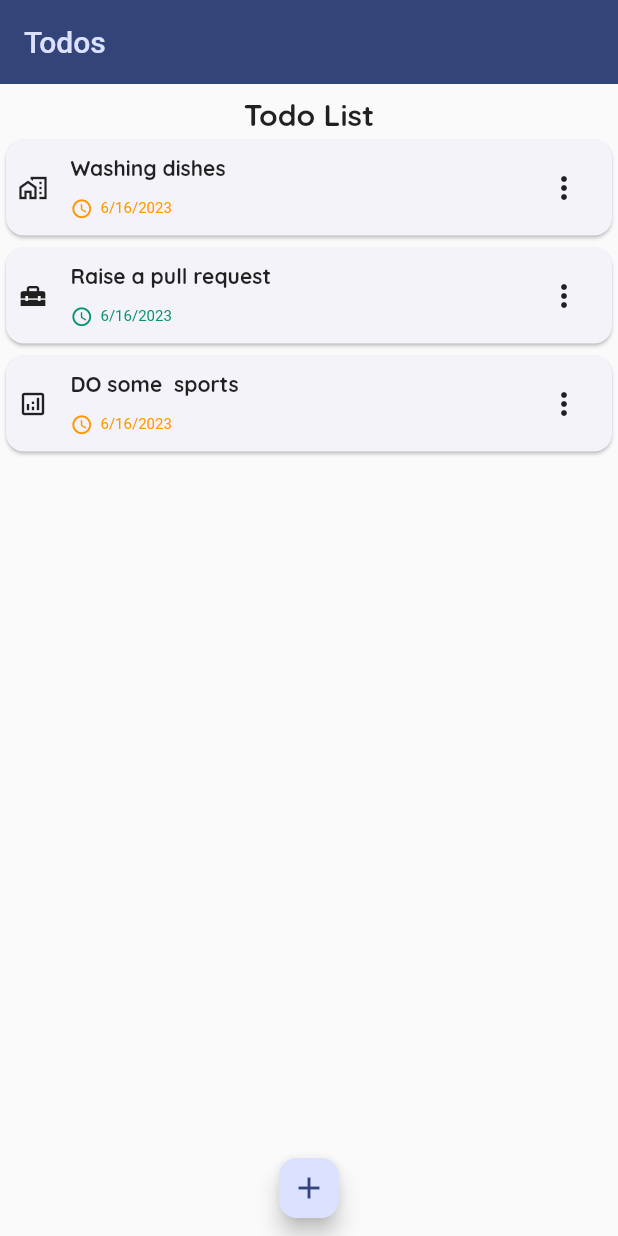
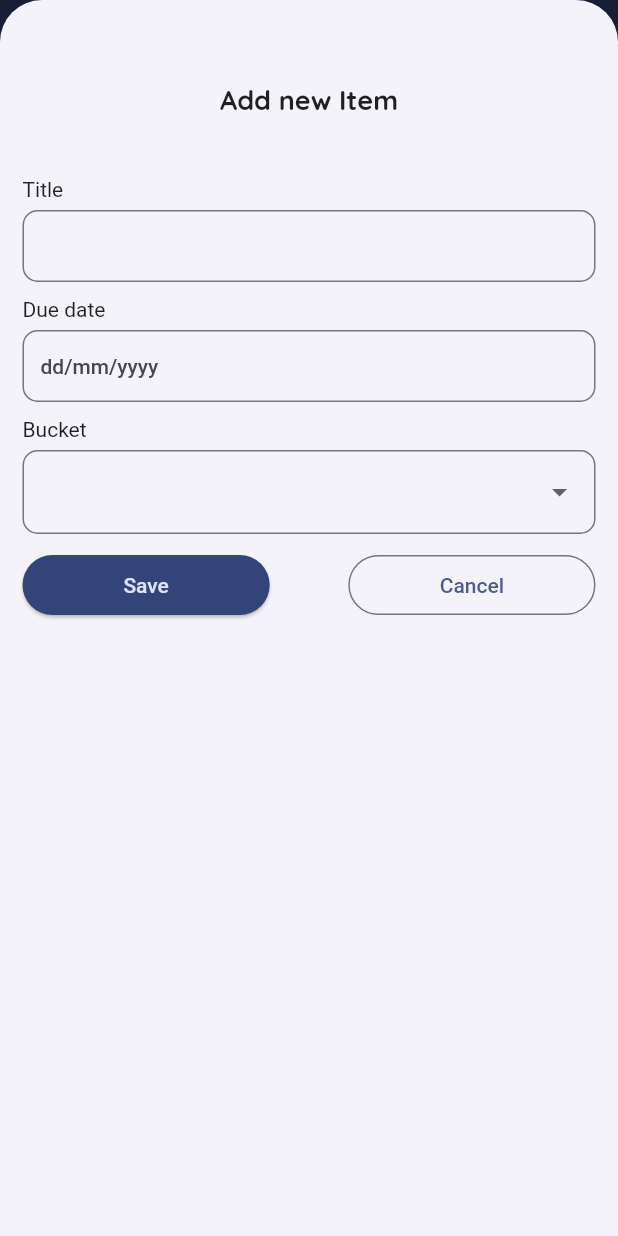
Before and after one commit to muhireheir/todo-flutter, a Flutter app: the screen it shows after launch, after a tap on the "add" icon, on a phone screen of 412 x 824 dp. Run offline on Flutter 3.47's test engine with Material 2 defaults, Android fonts, the phone set to English and light mode, and no system bars; our stand-ins replace google_fonts.

Commit message:
adding form

```diff
--- a/lib/main.dart
+++ b/lib/main.dart
@@ -12,6 +12,14 @@ void main() {
       appBarTheme: const AppBarTheme().copyWith(
           backgroundColor: kTodoColorScheme.onPrimaryContainer,
           foregroundColor: kTodoColorScheme.primaryContainer),
+      elevatedButtonTheme: ElevatedButtonThemeData(
+        style: ElevatedButton.styleFrom().copyWith(
+            backgroundColor: MaterialStatePropertyAll<Color>(
+              kTodoColorScheme.onPrimaryContainer,
+            ),
+            foregroundColor:
+                MaterialStatePropertyAll(kTodoColorScheme.secondaryContainer)),
+      ),
     ),
     home: const Todos(),
   ));
--- a/lib/todos.dart
+++ b/lib/todos.dart
@@ -1,12 +1,52 @@
 import 'package:flutter/material.dart';
 import 'package:google_fonts/google_fonts.dart';
+import 'package:todo/models/todo.dart';
+import 'package:todo/widgets/form.dart';
 import 'package:todo/widgets/todo_items.dart';
 
-class Todos extends StatelessWidget {
+class Todos extends StatefulWidget {
   const Todos({super.key});
 
   @override
+  State<Todos> createState() => _TodosState();
+}
+
+class _TodosState extends State<Todos> {
+  late List<Todo> todoList;
+  @override
+  void initState() {
+    todoList = [
+      Todo(
+        title: 'Washing dishes',
+        dueDate: DateTime.now(),
+        bucket: Bucket.home,
+        isCompleted: false,
+      ),
+      Todo(
+        title: 'Raise a pull request',
+        dueDate: DateTime.now(),
+        bucket: Bucket.work,
+        isCompleted: true,
+      ),
+      Todo(
+          title: 'DO some  sports',
+          dueDate: DateTime.now(),
+          bucket: Bucket.others,
+          isCompleted: false),
+    ];
+    super.initState();
+  }
+
+  @override
   Widget build(BuildContext context) {
+    void showTaskForm() {
+      showModalBottomSheet(
+        isScrollControlled: true,
+        context: context,
+        builder: (ctx) => const ItemsForm(),
+      );
+    }
+
     return Scaffold(
       appBar: AppBar(
         title: const Text('Todos'),
@@ -27,10 +67,12 @@ class Todos extends StatelessWidget {
                 )
               ],
             ),
-            const TodoItems(),
+            TodoItems(
+              items: todoList,
+            ),
             FloatingActionButton(
               mini: true,
-              onPressed: () {},
+              onPressed: showTaskForm,
               child: const Icon(Icons.add),
             ),
           ],
--- /dev/null
+++ b/lib/widgets/form.dart
@@ -0,0 +1,97 @@
+import 'package:flutter/material.dart';
+import 'package:google_fonts/google_fonts.dart';
+import 'package:todo/widgets/form_controlls/date_picker.dart';
+import 'package:todo/widgets/form_controlls/selectbox.dart';
+import 'package:todo/widgets/form_controlls/input_field.dart';
+
+class ItemsForm extends StatefulWidget {
+  const ItemsForm({super.key});
+
+  @override
+  State<ItemsForm> createState() => _ItemsFormState();
+}
+
+class _ItemsFormState extends State<ItemsForm> {
+  final _formKey = GlobalKey<FormState>();
+
+  Map<String, dynamic> formData = {};
+
+  void handleChange(String label, dynamic value) {
+    formData[label] = value;
+  }
+
+  @override
+  Widget build(BuildContext context) {
+    var width = MediaQuery.of(context).size.width;
+    void closeFormModal() {
+      Navigator.pop(context);
+    }
+
+    void submitForm() {
+      if (_formKey.currentState!.validate()) {
+        print(formData);
+      }
+    }
+
+    return SizedBox(
+      height: double.infinity,
+      child: Padding(
+        padding: const EdgeInsets.all(15),
+        child: Form(
+          key: _formKey,
+          child: Column(
+            children: [
+              const SizedBox(
+                height: 40,
+              ),
+              Text(
+                'Add new Item',
+                style: GoogleFonts.quicksand(
+                  fontSize: 18,
+                  fontWeight: FontWeight.bold,
+                ),
+              ),
+              const SizedBox(
+                height: 40,
+              ),
+              InputField(
+                label: 'Title',
+                onChange: handleChange,
+                name: 'title',
+              ),
+              DateField(
+                label: 'Due date',
+                name: 'dueDates',
+                onChange: handleChange,
+              ),
+              SelectBox(
+                label: 'Bucket',
+                name: 'bucket',
+                onChange: handleChange,
+              ),
+              Row(
+                children: [
+                  SizedBox(
+                    width: width * 0.4,
+                    child: ElevatedButton(
+                      onPressed: submitForm,
+                      child: const Text('Save'),
+                    ),
+                  ),
+                  const Spacer(),
+                  SizedBox(
+                    width: width * 0.4,
+                    child: OutlinedButton(
+                      onPressed: closeFormModal,
+                      child: const Text('Cancel'),
+                    ),
+                  )
+                ],
+              )
+            ],
+          ),
+        ),
+      ),
+    );
+  }
+}
--- /dev/null
+++ b/lib/widgets/form_controlls/date_picker.dart
@@ -0,0 +1,74 @@
+// import 'package:flutter/cupertino.dart';
+
+import 'package:flutter/material.dart';
+import 'package:intl/intl.dart';
+
+var dateFormatter = DateFormat.yMd();
+
+class DateField extends StatefulWidget {
+  const DateField({
+    super.key,
+    required this.label,
+    required this.name,
+    required this.onChange,
+  });
+  final String label;
+  final String name;
+  final void Function(String label, String value) onChange;
+
+  @override
+  State<DateField> createState() => _DateFieldState();
+}
+
+class _DateFieldState extends State<DateField> {
+  var dateInputController = TextEditingController();
+
+  void onTap() async {
+    var now = DateTime.now();
+    var firstDate = DateTime(now.year, now.month, now.day);
+    var pickedDate = await showDatePicker(
+      context: context,
+      initialDate: now,
+      firstDate: firstDate,
+      lastDate: DateTime(now.year + 50),
+    );
+    setState(() {
+      dateInputController.text = dateFormatter.format(pickedDate!);
+      widget.onChange(widget.name, dateInputController.text);
+    });
+  }
+
+  @override
+  Widget build(BuildContext context) {
+    return Column(
+      crossAxisAlignment: CrossAxisAlignment.start,
+      children: [
+        Text(widget.label),
+        const SizedBox(
+          height: 6,
+        ),
+        TextFormField(
+          controller: dateInputController,
+          onTap: onTap,
+          readOnly: true,
+          decoration: const InputDecoration(
+            hintText: 'dd/mm/yyyy',
+            border: OutlineInputBorder(
+              gapPadding: 0,
+              borderRadius: BorderRadius.all(
+                Radius.circular(10),
+              ),
+            ),
+          ),
+          validator: (value) {
+            if (value == null || value.trim().isEmpty) {
+              return '${widget.label} is required';
+            }
+            return null;
+          },
+        ),
+        const SizedBox(height: 10)
+      ],
+    );
+  }
+}
--- /dev/null
+++ b/lib/widgets/form_controlls/input_field.dart
@@ -0,0 +1,47 @@
+// import 'package:flutter/cupertino.dart';
+
+import 'package:flutter/material.dart';
+
+class InputField extends StatelessWidget {
+  const InputField(
+      {super.key,
+      required this.label,
+      required this.name,
+      required this.onChange});
+  final String label;
+  final String name;
+  final void Function(String label, String value) onChange;
+
+  @override
+  Widget build(BuildContext context) {
+    return Column(
+      crossAxisAlignment: CrossAxisAlignment.start,
+      children: [
+        Text(label),
+        const SizedBox(
+          height: 6,
+        ),
+        TextFormField(
+          onChanged: (value) {
+            onChange(name, value);
+          },
+          decoration: const InputDecoration(
+            border: OutlineInputBorder(
+              gapPadding: 0,
+              borderRadius: BorderRadius.all(
+                Radius.circular(10),
+              ),
+            ),
+          ),
+          validator: (value) {
+            if (value == null || value.trim().isEmpty) {
+              return '$label is required';
+            }
+            return null;
+          },
+        ),
+        const SizedBox(height: 10)
+      ],
+    );
+  }
+}
--- /dev/null
+++ b/lib/widgets/form_controlls/selectbox.dart
@@ -0,0 +1,67 @@
+import 'package:flutter/material.dart';
+
+import '../../models/todo.dart';
+
+class SelectBox extends StatelessWidget {
+  const SelectBox({
+    super.key,
+    required this.label,
+    required this.name,
+    required this.onChange,
+  });
+  final String label;
+  final String name;
+  final void Function(String label, Bucket value) onChange;
+  @override
+  Widget build(BuildContext context) {
+    return Column(
+      crossAxisAlignment: CrossAxisAlignment.start,
+      children: [
+        Text(label),
+        const SizedBox(
+          height: 6,
+        ),
+        DropdownButtonFormField(
+          validator: (value) {
+            if (value == null || value.name.trim().isEmpty) {
+              return '$label is required';
+            }
+            return null;
+          },
+          decoration: const InputDecoration(
+            border: OutlineInputBorder(
+              gapPadding: 0,
+              borderRadius: BorderRadius.all(
+                Radius.circular(10),
+              ),
+            ),
+          ),
+          items: Bucket.values
+              .map(
+                (bucket) => DropdownMenuItem(
+                  value: bucket,
+                  child: SizedBox(
+                    child: Row(
+                      children: [
+                        Icon(
+                          bucketIcons[bucket],
+                        ),
+                        const SizedBox(
+                          width: 20,
+                        ),
+                        Text(bucket.name),
+                      ],
+                    ),
+                  ),
+                ),
+              )
+              .toList(),
+          onChanged: (value) {
+            onChange(name, value!);
+          },
+        ),
+        const SizedBox(height: 10)
+      ],
+    );
+  }
+}
--- a/lib/widgets/todo_items.dart
+++ b/lib/widgets/todo_items.dart
@@ -2,45 +2,15 @@ import 'package:flutter/material.dart';
 import 'package:todo/models/todo.dart';
 import 'package:todo/widgets/todo_item/todo_item.dart';
 
-class TodoItems extends StatefulWidget {
-  const TodoItems({super.key});
-
-  @override
-  State<TodoItems> createState() => _TodoItemsState();
-}
-
-class _TodoItemsState extends State<TodoItems> {
-  late List<Todo> todoList;
-  @override
-  void initState() {
-    todoList = [
-      Todo(
-        title: 'Washing dishes',
-        dueDate: DateTime.now(),
-        bucket: Bucket.home,
-        isCompleted: false,
-      ),
-      Todo(
-        title: 'Raise a pull request',
-        dueDate: DateTime.now(),
-        bucket: Bucket.work,
-        isCompleted: true,
-      ),
-      Todo(
-          title: 'DO some  sports',
-          dueDate: DateTime.now(),
-          bucket: Bucket.others,
-          isCompleted: false),
-    ];
-    super.initState();
-  }
-
+class TodoItems extends StatelessWidget {
+  const TodoItems({super.key, required this.items});
+  final List<Todo> items;
   @override
   Widget build(BuildContext context) {
     return Expanded(
       child: ListView.builder(
-        itemCount: todoList.length,
-        itemBuilder: (context, index) => TodoListItem(item: todoList[index]),
+        itemCount: items.length,
+        itemBuilder: (context, index) => TodoListItem(item: items[index]),
       ),
     );
   }
```
